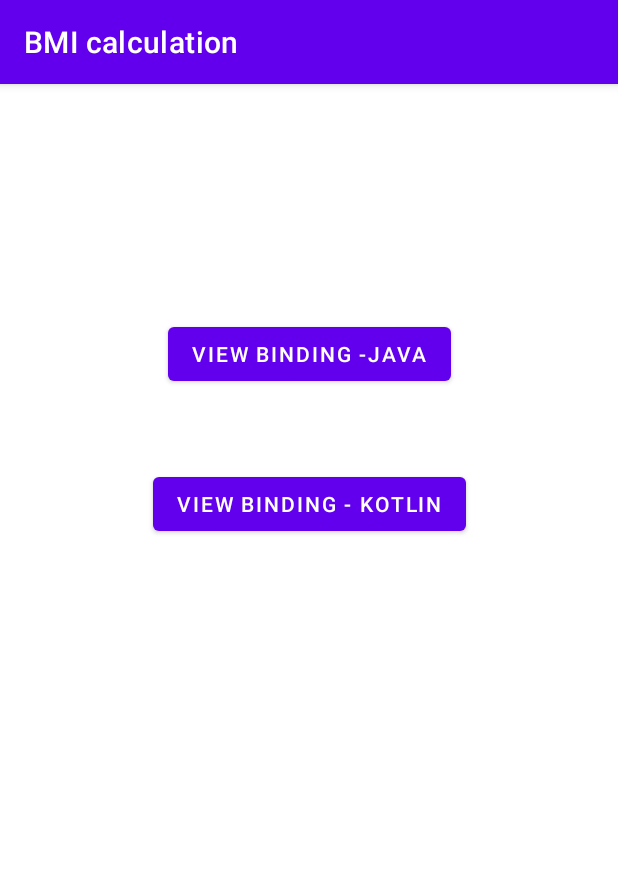
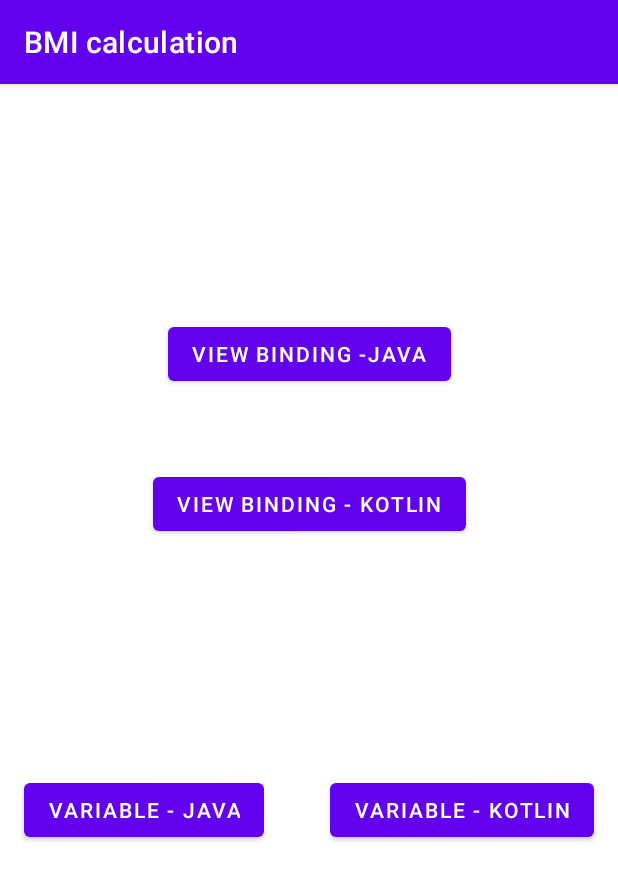
Before and after one commit to parkseungjun12/HelloKotlin428, an Android app: the screen it shows after launch (MainActivity), on a phone screen of 412 x 824 dp. Shown: the top 880 px of the screen. Run offline under Robolectric (Android 15) with nearby library versions, the phone set to English and light mode, and no system bars.

Commit message:
Kotlin practice

```diff
--- a/app/src/main/java/com/example/hellokotlin428/MainActivity.kt
+++ b/app/src/main/java/com/example/hellokotlin428/MainActivity.kt
@@ -15,6 +15,8 @@ class MainActivity : AppCompatActivity() {
 
         val btnJava = findViewById<Button>(R.id.btnJava)
         val btnKotlin = findViewById<Button>(R.id.btnKotlin)
+        val btnVarJava = findViewById<Button>(R.id.btnVarJava)
+        val btnVarKotlin = findViewById<Button>(R.id.btnVarKotlin)
 
         btnJava.setOnClickListener {
             startActivity(Intent(this@MainActivity, BmiJavaActivity::class.java))
@@ -22,5 +24,11 @@ class MainActivity : AppCompatActivity() {
         btnKotlin.setOnClickListener {
             startActivity(Intent( this@MainActivity, BmiKotlinActivity::class.java))
         }
+        btnVarJava.setOnClickListener {
+            startActivity(Intent( this@MainActivity, VariableJavaActivity::class.java))
+        }
+        btnVarKotlin.setOnClickListener {
+            startActivity(Intent( this@MainActivity, VariableKotlinActivity::class.java))
+        }
     }
 }
--- a/app/src/main/res/layout/activity_main.xml
+++ b/app/src/main/res/layout/activity_main.xml
@@ -26,4 +26,25 @@
         app:layout_constraintStart_toStartOf="parent"
         app:layout_constraintTop_toBottomOf="@+id/btnJava" />
 
+    <Button
+        android:id="@+id/btnVarJava"
+        android:layout_width="wrap_content"
+        android:layout_height="wrap_content"
+        android:layout_marginStart="16dp"
+        android:layout_marginTop="156dp"
+        android:text="VARIABLE - JAVA"
+        app:layout_constraintStart_toStartOf="parent"
+        app:layout_constraintTop_toBottomOf="@+id/btnKotlin" />
+
+    <Button
+        android:id="@+id/btnVarKotlin"
+        android:layout_width="wrap_content"
+        android:layout_height="wrap_content"
+        android:layout_marginEnd="16dp"
+        android:text="VARIABLE - KOTLIN"
+        app:layout_constraintBottom_toBottomOf="@+id/btnVarJava"
+        app:layout_constraintEnd_toEndOf="parent"
+        app:layout_constraintTop_toTopOf="@+id/btnVarJava"
+        app:layout_constraintVertical_bias="0.0" />
+
 </androidx.constraintlayout.widget.ConstraintLayout>
```
Also changed, not shown: app/src/main/AndroidManifest.xml (+7 -1 lines), app/src/main/java/com/example/hellokotlin428/VariableJavaActivity.java (added, +41 -0 lines), app/src/main/java/com/example/hellokotlin428/VariableKotlinActivity.kt (added, +30 -0 lines), app/src/main/res/layout/layout_variable.xml (added, +38 -0 lines).
